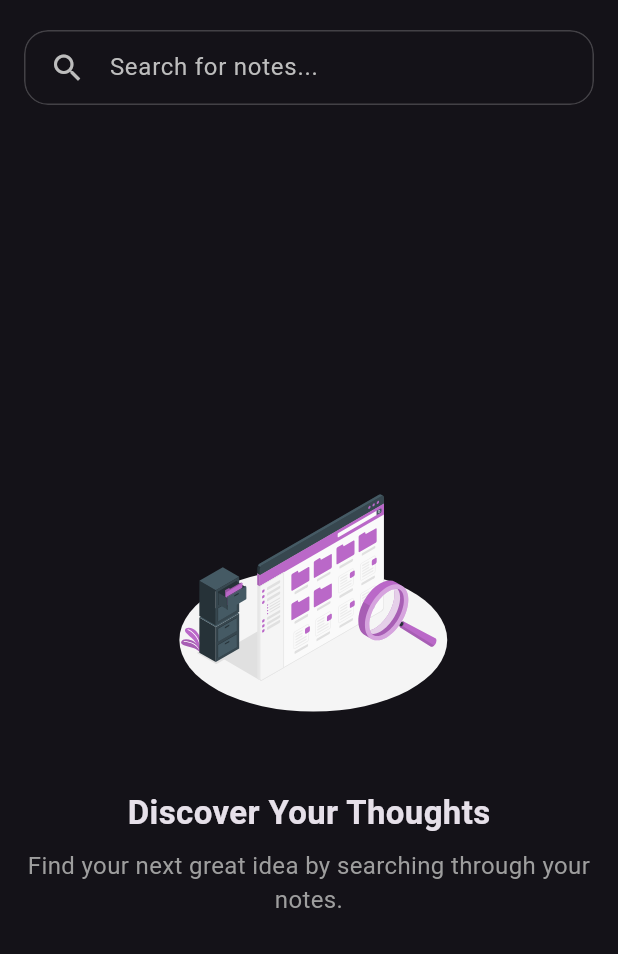
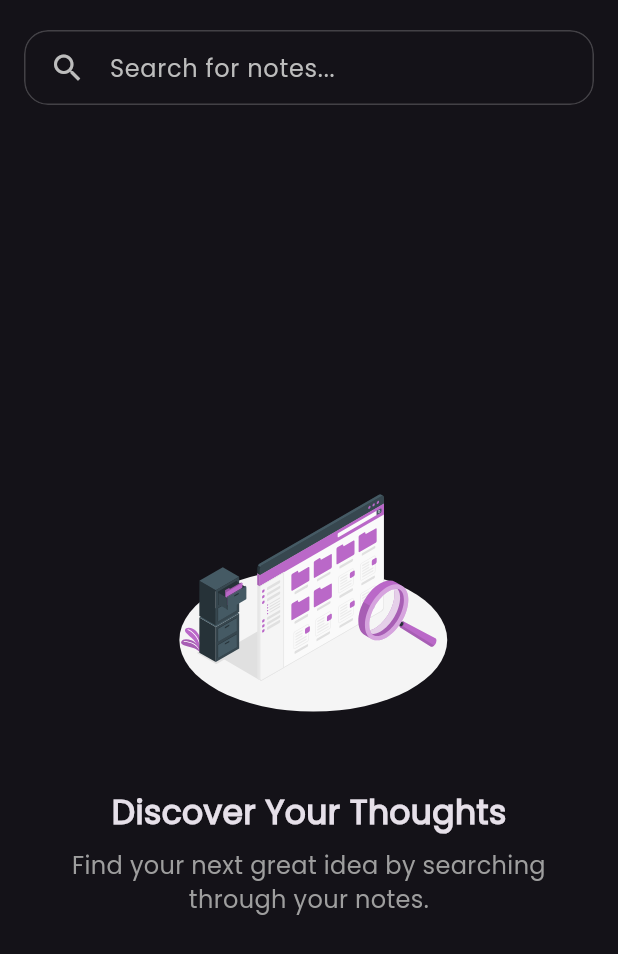
Before and after one commit to Moatasem-Official/Notes_App, a Flutter app: the screen it shows after launch, after a tap on the "search" icon, on a phone screen of 412 x 824 dp. Shown: the top 954 px of the screen. Run offline on Flutter 3.47's test engine with Material 3 defaults, Android fonts, the phone set to English and light mode, and no system bars; our stand-ins replace bloc, device_preview, equatable, flutter_bloc, flutter_staggered_animations, flutter_svg and 2 more; accounts and stored records are empty.

Commit message:
Add Poppins Font To App

```diff
--- a/lib/main.dart
+++ b/lib/main.dart
@@ -25,7 +25,7 @@ class MyApp extends StatelessWidget {
       create: (context) => NotesCubit(),
       child: MaterialApp(
         debugShowCheckedModeBanner: false,
-        theme: ThemeData(brightness: Brightness.dark),
+        theme: ThemeData(brightness: Brightness.dark, fontFamily: 'Poppins'),
         home: const HomeScreen(),
       ),
     );
```
Also changed, not shown: pubspec.yaml (+4 -4 lines), assets/fonts/Poppins-Regular.ttf (added).
